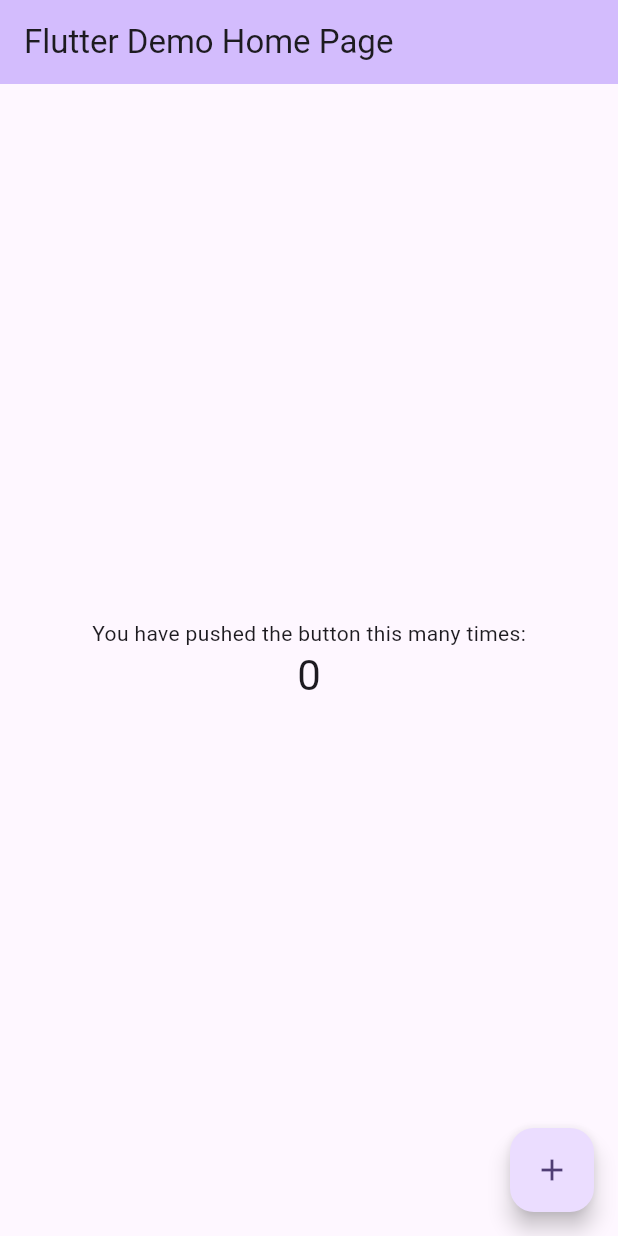
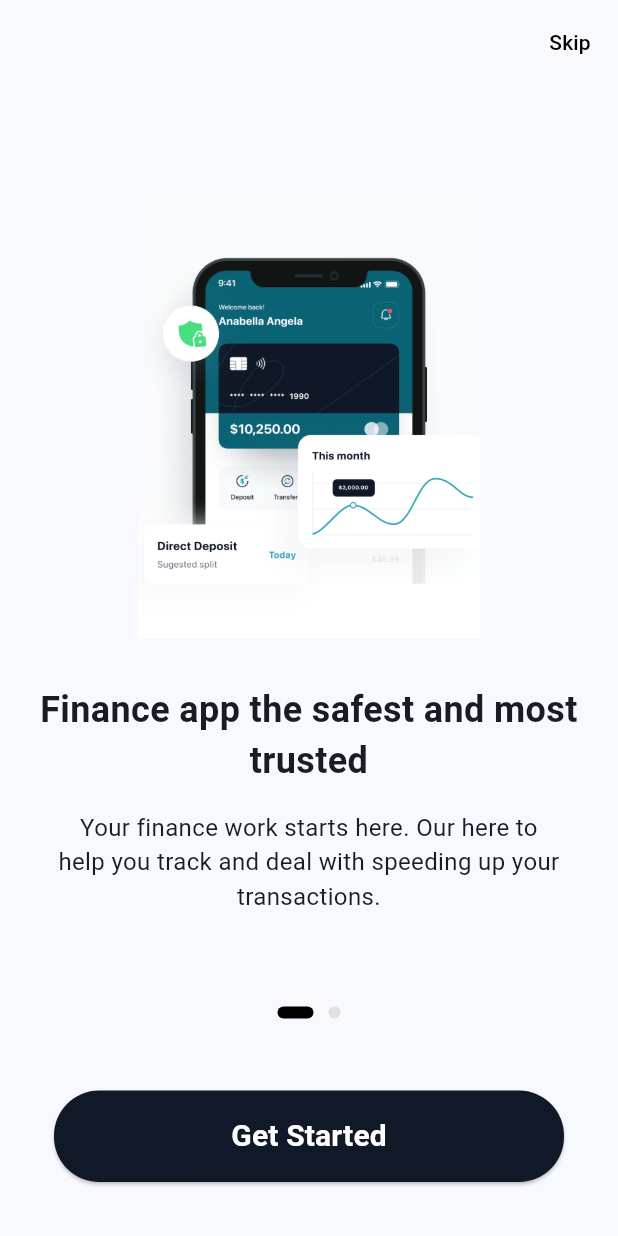
Before and after one commit to dikascode/apex_smart_pay_test, a Flutter app: the screen it shows after launch, on a phone screen of 412 x 824 dp. Run offline on Flutter 3.47's test engine with Material 3 defaults, Android fonts, the phone set to English and light mode, and no system bars; our stand-ins replace flutter_svg.

Commit message:
splash, onboarding set up

```diff
--- a/lib/main.dart
+++ b/lib/main.dart
@@ -1,4 +1,5 @@
 import 'package:flutter/material.dart';
+import 'screens/splash_screen.dart';
 
 void main() {
   runApp(const MyApp());
@@ -7,119 +8,15 @@ void main() {
 class MyApp extends StatelessWidget {
   const MyApp({super.key});
 
-  // This widget is the root of your application.
   @override
   Widget build(BuildContext context) {
     return MaterialApp(
-      title: 'Flutter Demo',
+      title: 'Smart Pay',
       theme: ThemeData(
-        // This is the theme of your application.
-        //
-        // TRY THIS: Try running your application with "flutter run". You'll see
-        // the application has a purple toolbar. Then, without quitting the app,
-        // try changing the seedColor in the colorScheme below to Colors.green
-        // and then invoke "hot reload" (save your changes or press the "hot
-        // reload" button in a Flutter-supported IDE, or press "r" if you used
-        // the command line to start the app).
-        //
-        // Notice that the counter didn't reset back to zero; the application
-        // state is not lost during the reload. To reset the state, use hot
-        // restart instead.
-        //
-        // This works for code too, not just values: Most code changes can be
-        // tested with just a hot reload.
-        colorScheme: ColorScheme.fromSeed(seedColor: Colors.deepPurple),
+        colorScheme: ColorScheme.fromSeed(seedColor: Colors.blue),
         useMaterial3: true,
       ),
-      home: const MyHomePage(title: 'Flutter Demo Home Page'),
+      home: const SplashScreen(), // Set the home as the SplashScreen widget
     );
   }
 }
-
-class MyHomePage extends StatefulWidget {
-  const MyHomePage({super.key, required this.title});
-
-  // This widget is the home page of your application. It is stateful, meaning
-  // that it has a State object (defined below) that contains fields that affect
-  // how it looks.
-
-  // This class is the configuration for the state. It holds the values (in this
-  // case the title) provided by the parent (in this case the App widget) and
-  // used by the build method of the State. Fields in a Widget subclass are
-  // always marked "final".
-
-  final String title;
-
-  @override
-  State<MyHomePage> createState() => _MyHomePageState();
-}
-
-class _MyHomePageState extends State<MyHomePage> {
-  int _counter = 0;
-
-  void _incrementCounter() {
-    setState(() {
-      // This call to setState tells the Flutter framework that something has
-      // changed in this State, which causes it to rerun the build method below
-      // so that the display can reflect the updated values. If we changed
-      // _counter without calling setState(), then the build method would not be
-      // called again, and so nothing would appear to happen.
-      _counter++;
-    });
-  }
-
-  @override
-  Widget build(BuildContext context) {
-    // This method is rerun every time setState is called, for instance as done
-    // by the _incrementCounter method above.
-    //
-    // The Flutter framework has been optimized to make rerunning build methods
-    // fast, so that you can just rebuild anything that needs updating rather
-    // than having to individually change instances of widgets.
-    return Scaffold(
-      appBar: AppBar(
-        // TRY THIS: Try changing the color here to a specific color (to
-        // Colors.amber, perhaps?) and trigger a hot reload to see the AppBar
-        // change color while the other colors stay the same.
-        backgroundColor: Theme.of(context).colorScheme.inversePrimary,
-        // Here we take the value from the MyHomePage object that was created by
-        // the App.build method, and use it to set our appbar title.
-        title: Text(widget.title),
-      ),
-      body: Center(
-        // Center is a layout widget. It takes a single child and positions it
-        // in the middle of the parent.
-        child: Column(
-          // Column is also a layout widget. It takes a list of children and
-          // arranges them vertically. By default, it sizes itself to fit its
-          // children horizontally, and tries to be as tall as its parent.
-          //
-          // Column has various properties to control how it sizes itself and
-          // how it positions its children. Here we use mainAxisAlignment to
-          // center the children vertically; the main axis here is the vertical
-          // axis because Columns are vertical (the cross axis would be
-          // horizontal).
-          //
-          // TRY THIS: Invoke "debug painting" (choose the "Toggle Debug Paint"
-          // action in the IDE, or press "p" in the console), to see the
-          // wireframe for each widget.
-          mainAxisAlignment: MainAxisAlignment.center,
-          children: <Widget>[
-            const Text(
-              'You have pushed the button this many times:',
-            ),
-            Text(
-              '$_counter',
-              style: Theme.of(context).textTheme.headlineMedium,
-            ),
-          ],
-        ),
-      ),
-      floatingActionButton: FloatingActionButton(
-        onPressed: _incrementCounter,
-        tooltip: 'Increment',
-        child: const Icon(Icons.add),
-      ), // This trailing comma makes auto-formatting nicer for build methods.
-    );
-  }
-}
--- /dev/null
+++ b/lib/screens/onboarding_content_1.dart
@@ -0,0 +1,41 @@
+import 'package:flutter/material.dart';
+
+class OnboardingContent1 extends StatelessWidget {
+  const OnboardingContent1({super.key});
+
+  @override
+  Widget build(BuildContext context) {
+    return Scaffold(
+      body: Column(
+        crossAxisAlignment: CrossAxisAlignment.stretch,
+        children: <Widget>[
+          Padding(
+            padding: const EdgeInsets.only(top: 50.0, bottom: 30.0),
+            child: Image.asset(
+              'assets/images/onboarding_1.png',
+              height: 300,
+            ),
+          ),
+          const Text(
+            'Finance app the safest and most trusted',
+            textAlign: TextAlign.center,
+            style: TextStyle(
+              fontSize: 24,
+              fontWeight: FontWeight.bold,
+            ),
+          ),
+          const Padding(
+            padding: EdgeInsets.all(16.0),
+            child: Text(
+              'Your finance work starts here. Our here to help you track and deal with speeding up your transactions.',
+              textAlign: TextAlign.center,
+              style: TextStyle(
+                fontSize: 16,
+              ),
+            ),
+          ),
+        ],
+      ),
+    );
+  }
+}
--- /dev/null
+++ b/lib/screens/onboarding_screens.dart
@@ -0,0 +1,124 @@
+import 'package:flutter/material.dart';
+import 'home_screen.dart';
+import 'onboarding_content_1.dart';
+import 'onboarding_content_2.dart';
+
+class OnboardingScreens extends StatefulWidget {
+  const OnboardingScreens({super.key});
+
+  @override
+  _OnboardingScreensState createState() => _OnboardingScreensState();
+}
+
+class _OnboardingScreensState extends State<OnboardingScreens> {
+  final PageController _pageController = PageController();
+  int _currentPage = 0;
+
+  List<Widget> _buildPageIndicator() {
+    List<Widget> list = [];
+    for (int i = 0; i < 2; i++) {
+      list.add(i == _currentPage ? _indicator(true) : _indicator(false));
+    }
+    return list;
+  }
+
+  Widget _indicator(bool isActive) {
+    return AnimatedContainer(
+      duration: const Duration(milliseconds: 250),
+      margin: const EdgeInsets.symmetric(horizontal: 5.0),
+      width: isActive ? 24.0 : 8.0, // Wider indicator for the active page
+      height: 8.0,
+      decoration: BoxDecoration(
+        color: isActive ? Colors.black : Colors.grey[300],
+        borderRadius: BorderRadius.circular(5),
+      ),
+    );
+  }
+
+  @override
+  Widget build(BuildContext context) {
+    return Scaffold(
+      appBar: AppBar(
+        elevation: 0,
+        actions: <Widget>[
+          TextButton(
+            onPressed: () => Navigator.pushReplacement(
+              context,
+              MaterialPageRoute(builder: (context) => const HomeScreen()),
+            ),
+            child: const Text('Skip', style: TextStyle(color: Colors.black)),
+          ),
+        ],
+      ),
+      body: Padding(
+        padding: const EdgeInsets.all(20.0),
+        child: Column(
+          mainAxisAlignment: MainAxisAlignment.spaceBetween,
+          children: <Widget>[
+            Expanded(
+              child: PageView(
+                controller: _pageController,
+                onPageChanged: (int page) {
+                  setState(() {
+                    _currentPage = page;
+                  });
+                },
+                children: const <Widget>[
+                  OnboardingContent1(),
+                  OnboardingContent2(),
+                ],
+              ),
+            ),
+            Column(
+              children: [
+                Row(
+                  mainAxisAlignment: MainAxisAlignment.center,
+                  children: _buildPageIndicator(),
+                ),
+                const SizedBox(height: 32),
+                Padding(
+                  padding:
+                      const EdgeInsets.all(16.0),
+                  child: ElevatedButton(
+                    onPressed: () {
+                      if (_currentPage == 1) {
+                        Navigator.pushReplacement(
+                          context,
+                          MaterialPageRoute(
+                              builder: (context) => const HomeScreen()),
+                        );
+                      } else {
+                        _pageController.nextPage(
+                          duration: const Duration(milliseconds: 300),
+                          curve: Curves.easeInOut,
+                        );
+                      }
+                    },
+                    style: ElevatedButton.styleFrom(
+                      backgroundColor:
+                          const Color(0xFF111827),
+                      foregroundColor: Colors.white,
+                      minimumSize: const Size(
+                          double.infinity, 50),
+                      shape: RoundedRectangleBorder(
+                        borderRadius:
+                            BorderRadius.circular(30),
+                      ),
+                      padding: const EdgeInsets.all(16),
+                    ),
+                    child: const Text('Get Started',
+                        style: TextStyle(
+                          fontSize: 20,
+                          fontWeight: FontWeight
+                              .bold,
+                        )),
+                  ),
+                ),
+              ],
+            ),
+          ],
+        ),
+      ),
+    );
+  }
+}
```
Also changed, not shown: lib/screens/home_screen.dart (added, +17 -0 lines), lib/screens/onboarding_content_2.dart (added, +41 -0 lines), lib/screens/splash_screen.dart (added, +38 -0 lines), pubspec.yaml (+4 -3 lines), assets/images/device.svg (added), assets/images/illustration.svg (added), assets/images/logo.svg (added), assets/images/onboarding_1.png (added), assets/images/onboarding_2.png (added), pubspec.lock.
